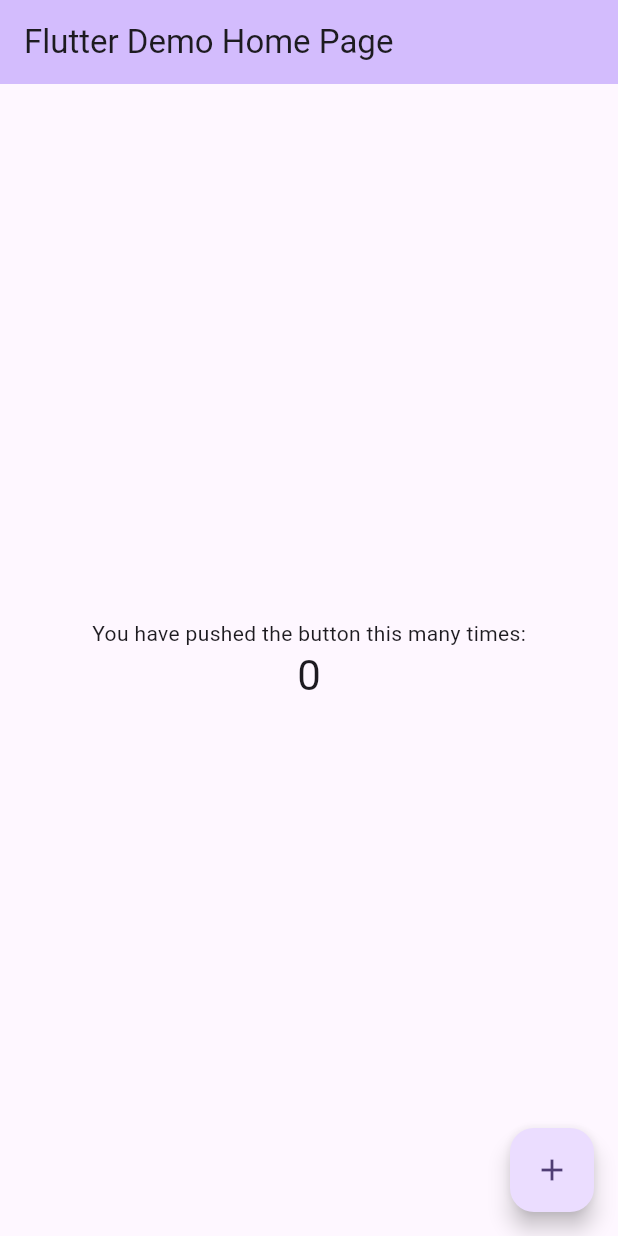
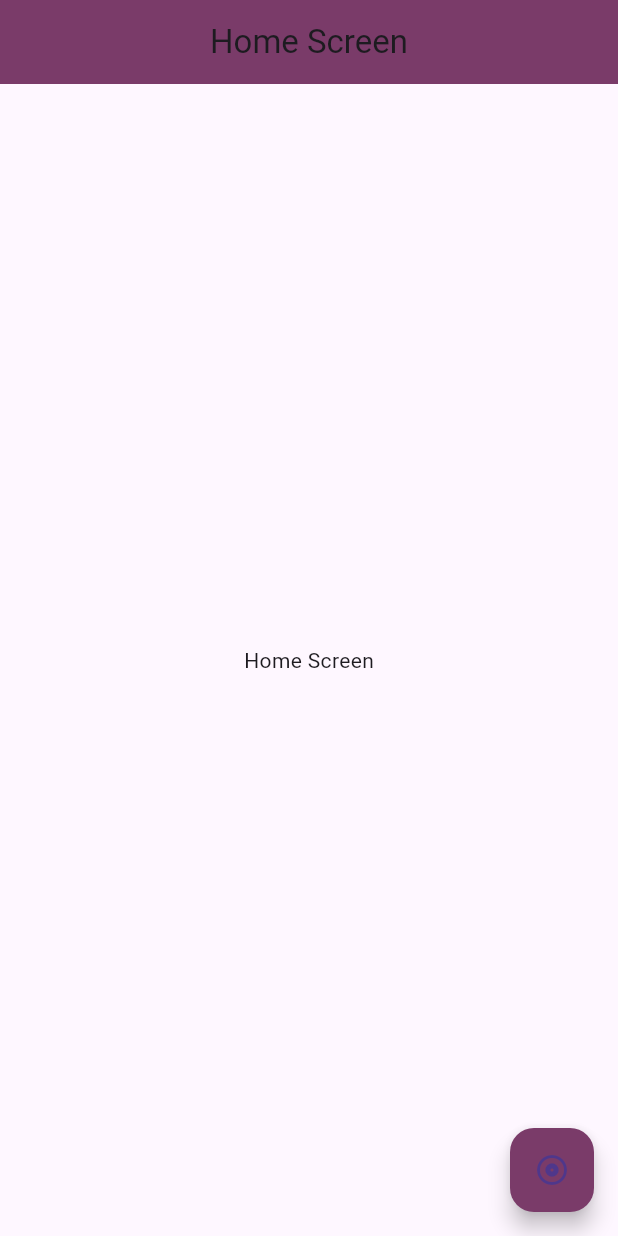
Before and after one commit to alexglzrys/flutter_page_transition, a Flutter app: the screen it shows after launch, on a phone screen of 412 x 824 dp. Run offline on Flutter 3.47's test engine with Material 3 defaults, Android fonts, the phone set to English and light mode, and no system bars.

Commit message:
inicio de la aplicación

```diff
--- a/lib/main.dart
+++ b/lib/main.dart
@@ -1,125 +1,21 @@
 import 'package:flutter/material.dart';
+import 'package:page_transition_flutter_app/screens/screens.dart';
 
-void main() {
-  runApp(const MyApp());
-}
+void main() => runApp(const PageTransitionApp());
 
-class MyApp extends StatelessWidget {
-  const MyApp({super.key});
+class PageTransitionApp extends StatelessWidget {
+  const PageTransitionApp({super.key});
 
-  // This widget is the root of your application.
   @override
   Widget build(BuildContext context) {
     return MaterialApp(
-      title: 'Flutter Demo',
-      theme: ThemeData(
-        // This is the theme of your application.
-        //
-        // TRY THIS: Try running your application with "flutter run". You'll see
-        // the application has a blue toolbar. Then, without quitting the app,
-        // try changing the seedColor in the colorScheme below to Colors.green
-        // and then invoke "hot reload" (save your changes or press the "hot
-        // reload" button in a Flutter-supported IDE, or press "r" if you used
-        // the command line to start the app).
-        //
-        // Notice that the counter didn't reset back to zero; the application
-        // state is not lost during the reload. To reset the state, use hot
-        // restart instead.
-        //
-        // This works for code too, not just values: Most code changes can be
-        // tested with just a hot reload.
-        colorScheme: ColorScheme.fromSeed(seedColor: Colors.deepPurple),
-        useMaterial3: true,
-      ),
-      home: const MyHomePage(title: 'Flutter Demo Home Page'),
+      debugShowCheckedModeBanner: false,
+      title: 'Page Transiton App',
+      initialRoute: 'home',
+      routes: {
+        'home': (_) => const HomeScreen(),
+        'about': (_) => const AboutScreen(),
+      },
     );
   }
 }
-
-class MyHomePage extends StatefulWidget {
-  const MyHomePage({super.key, required this.title});
-
-  // This widget is the home page of your application. It is stateful, meaning
-  // that it has a State object (defined below) that contains fields that affect
-  // how it looks.
-
-  // This class is the configuration for the state. It holds the values (in this
-  // case the title) provided by the parent (in this case the App widget) and
-  // used by the build method of the State. Fields in a Widget subclass are
-  // always marked "final".
-
-  final String title;
-
-  @override
-  State<MyHomePage> createState() => _MyHomePageState();
-}
-
-class _MyHomePageState extends State<MyHomePage> {
-  int _counter = 0;
-
-  void _incrementCounter() {
-    setState(() {
-      // This call to setState tells the Flutter framework that something has
-      // changed in this State, which causes it to rerun the build method below
-      // so that the display can reflect the updated values. If we changed
-      // _counter without calling setState(), then the build method would not be
-      // called again, and so nothing would appear to happen.
-      _counter++;
-    });
-  }
-
-  @override
-  Widget build(BuildContext context) {
-    // This method is rerun every time setState is called, for instance as done
-    // by the _incrementCounter method above.
-    //
-    // The Flutter framework has been optimized to make rerunning build methods
-    // fast, so that you can just rebuild anything that needs updating rather
-    // than having to individually change instances of widgets.
-    return Scaffold(
-      appBar: AppBar(
-        // TRY THIS: Try changing the color here to a specific color (to
-        // Colors.amber, perhaps?) and trigger a hot reload to see the AppBar
-        // change color while the other colors stay the same.
-        backgroundColor: Theme.of(context).colorScheme.inversePrimary,
-        // Here we take the value from the MyHomePage object that was created by
-        // the App.build method, and use it to set our appbar title.
-        title: Text(widget.title),
-      ),
-      body: Center(
-        // Center is a layout widget. It takes a single child and positions it
-        // in the middle of the parent.
-        child: Column(
-          // Column is also a layout widget. It takes a list of children and
-          // arranges them vertically. By default, it sizes itself to fit its
-          // children horizontally, and tries to be as tall as its parent.
-          //
-          // Column has various properties to control how it sizes itself and
-          // how it positions its children. Here we use mainAxisAlignment to
-          // center the children vertically; the main axis here is the vertical
-          // axis because Columns are vertical (the cross axis would be
-          // horizontal).
-          //
-          // TRY THIS: Invoke "debug painting" (choose the "Toggle Debug Paint"
-          // action in the IDE, or press "p" in the console), to see the
-          // wireframe for each widget.
-          mainAxisAlignment: MainAxisAlignment.center,
-          children: <Widget>[
-            const Text(
-              'You have pushed the button this many times:',
-            ),
-            Text(
-              '$_counter',
-              style: Theme.of(context).textTheme.headlineMedium,
-            ),
-          ],
-        ),
-      ),
-      floatingActionButton: FloatingActionButton(
-        onPressed: _incrementCounter,
-        tooltip: 'Increment',
-        child: const Icon(Icons.add),
-      ), // This trailing comma makes auto-formatting nicer for build methods.
-    );
-  }
-}
--- /dev/null
+++ b/lib/screens/about_screen.dart
@@ -0,0 +1,20 @@
+import 'package:flutter/material.dart';
+
+// Pantalla - Acerca de
+class AboutScreen extends StatelessWidget {
+  const AboutScreen({super.key});
+
+  @override
+  Widget build(BuildContext context) {
+    return Scaffold(
+      appBar: AppBar(
+        title: const Text('About Screen'),
+        centerTitle: true,
+        backgroundColor: const Color(0XFF7A3B69),
+      ),
+      body: const Center(
+        child: Text('About Screen'),
+      ),
+    );
+  }
+}
--- /dev/null
+++ b/lib/screens/home_screen.dart
@@ -0,0 +1,25 @@
+import 'package:flutter/material.dart';
+
+// Pantalla - Principal
+class HomeScreen extends StatelessWidget {
+  const HomeScreen({super.key});
+
+  @override
+  Widget build(BuildContext context) {
+    return Scaffold(
+      appBar: AppBar(
+        title: const Text('Home Screen'),
+        centerTitle: true,
+        backgroundColor: const Color(0XFF7A3B69),
+      ),
+      body: const Center(
+        child: Text('Home Screen'),
+      ),
+      floatingActionButton: FloatingActionButton(
+        onPressed: () {},
+        backgroundColor: const Color(0XFF7A3B69),
+        child: const Icon(Icons.album_outlined),
+      ),
+    );
+  }
+}
--- /dev/null
+++ b/lib/screens/screens.dart
@@ -0,0 +1,4 @@
+// Archivo de barril
+
+export 'package:page_transition_flutter_app/screens/about_screen.dart';
+export 'package:page_transition_flutter_app/screens/home_screen.dart';
```
Also changed, not shown: 1 other file.
